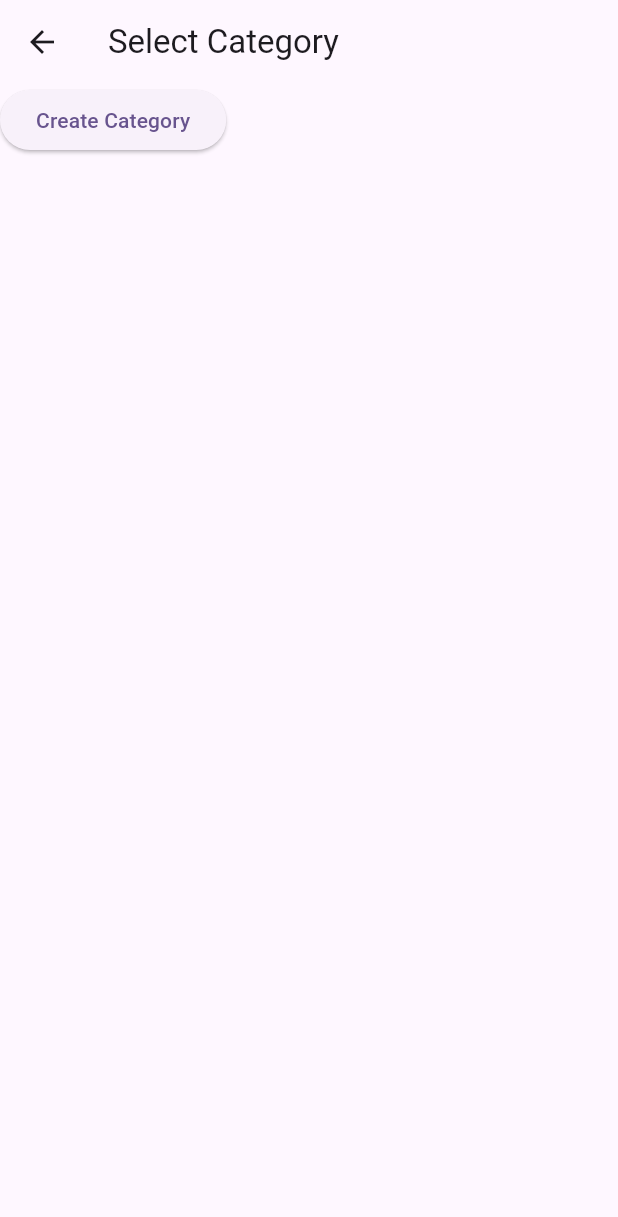
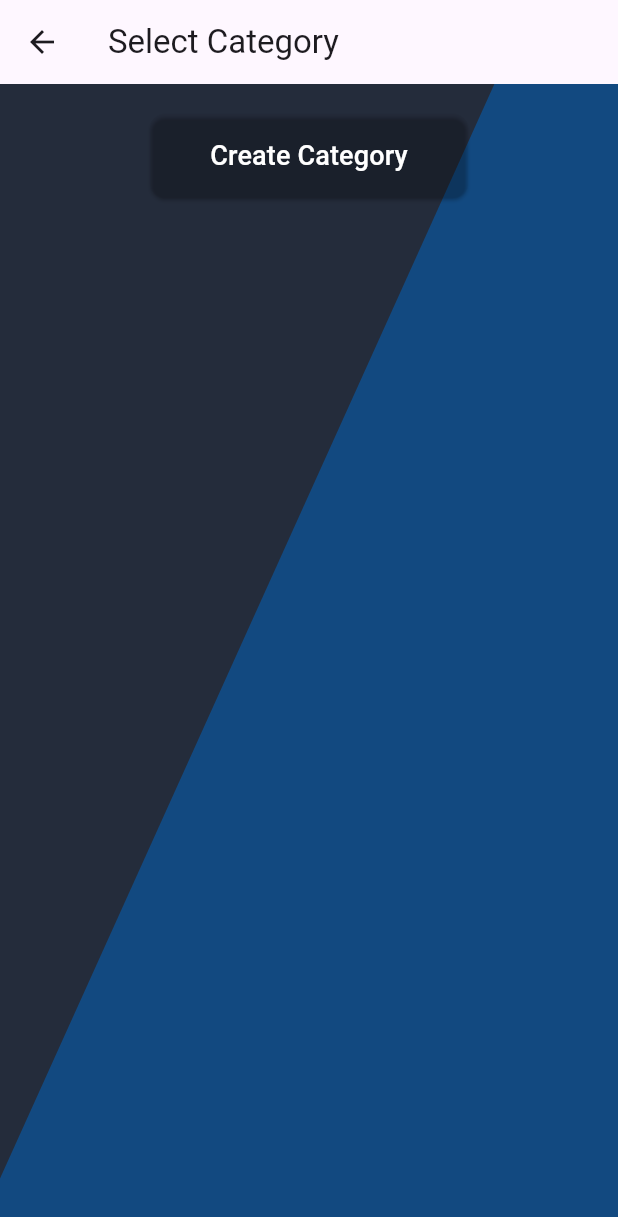
Before and after one commit to madushanka20161/money_manager, a Flutter app: the CreateTransaction screen opened directly, after a tap on the "add" icon, on a phone screen of 412 x 824 dp. Shown: the top 1217 px of the screen. Run offline on Flutter 3.47's test engine with Material 3 defaults, Android fonts, the light colour scheme and no system bars; our stand-ins replace fl_chart, google_sign_in, hive_flutter; accounts and stored records are empty.

Commit message:
ui changes for select category

```diff
--- a/lib/helper/config.dart
+++ b/lib/helper/config.dart
@@ -17,6 +17,7 @@ class AppConfig {
   // padding
   static double paddingSmall = 5;
   static double padding = 10;
+  static double paddingLarge = 15;
   static double paddingXLarge = 20;
   // border
   static double borderRadius = 10;
--- a/lib/widget/category/select_category.dart
+++ b/lib/widget/category/select_category.dart
@@ -1,6 +1,8 @@
 import 'package:flutter/material.dart';
+import 'package:money_manager_3/custom_painter.dart';
 import 'package:money_manager_3/dto/category_dto.dart';
 import 'package:money_manager_3/enum/index.dart';
+import 'package:money_manager_3/helper/config.dart';
 import 'package:money_manager_3/state/app_state.dart';
 import 'package:money_manager_3/widget/category/category_widget.dart';
 import 'package:money_manager_3/widget/category/create_category.dart';
@@ -32,14 +34,28 @@ class _SelectCategoryState extends State<SelectCategory> {
       appBar: AppBar(
         title: Text('Select Category'),
       ),
-      body: Container(
+      body: Stack(
+        children: [
+          CustomPaint(
+            size: Size(MediaQuery.of(context).size.width, MediaQuery.of(context).size.height),
+            painter: DiagonalPainter(),
+          ),
+          Padding(
+            padding: EdgeInsets.all(AppConfig.padding),
             child: Column(
               children: [
-            Wrap(
-              children: renderCategoryList(),
+                Center(
+                  child: Wrap(
+                    spacing: 10.0,
+                    runSpacing: 10.0,
+                    alignment: WrapAlignment.spaceAround,
+                    children: renderCategoryList(context),
                   ),
-            Container(
+                ),
+                Padding(
+                  padding: EdgeInsets.only(top: AppConfig.padding),
                   child: ElevatedButton(
+                    style: AppConfig.elevatedButtonStyle,
                     onPressed: () {
                       Navigator.push(
                         context,
@@ -48,16 +64,26 @@ class _SelectCategoryState extends State<SelectCategory> {
                         ),
                       );
                     },
-                child: Text('Create Category'),
+                    child: Padding(
+                      padding: EdgeInsets.symmetric(
+                        horizontal: AppConfig.paddingXLarge * 2,
+                        vertical: AppConfig.paddingLarge
+                      ),
+                      child: Text('Create Category', style: AppConfig.fontStyle,)
+                    ),
                   ),
                 ),
               ],
             ),
           ),
+        ],
+      ),
     );
   }
 
-  List<Widget> renderCategoryList() {
+  List<Widget> renderCategoryList(BuildContext context) {
+    double categoryButtonWidth = (MediaQuery.of(context).size.width - AppConfig.padding * 2 - 10*3) / 4;
+    double categoryButtonHeight = 80;
     List<CategoryDTO> categoryList = categories.values.where((CategoryDTO category) => category.type == widget.transactionType).toList();
     List<Widget> widgetList = [];
 
@@ -67,11 +93,16 @@ class _SelectCategoryState extends State<SelectCategory> {
           onPressed: () {
             widget.onCategorySelected(category.id);
           },
+          style: AppConfig.elevatedButtonStyle,
           child: CategoryWidget(
+            width: categoryButtonWidth,
+            height: categoryButtonHeight,
             icon: category.icon,
             text: category.name,
             isSelected: widget.categoryId == category.id,
             iconColor: category.iconColor,
+            iconColorOpacity: 0.8,
+            fontSize: AppConfig.fontSize,
           )
         ),
       );
```
Also changed, not shown: lib/widget/category/category_widget.dart (+8 -3 lines), lib/widget/transaction/create_transaction.dart (+1 -7 lines). Lines whose indentation alone changed are shown as unchanged.
